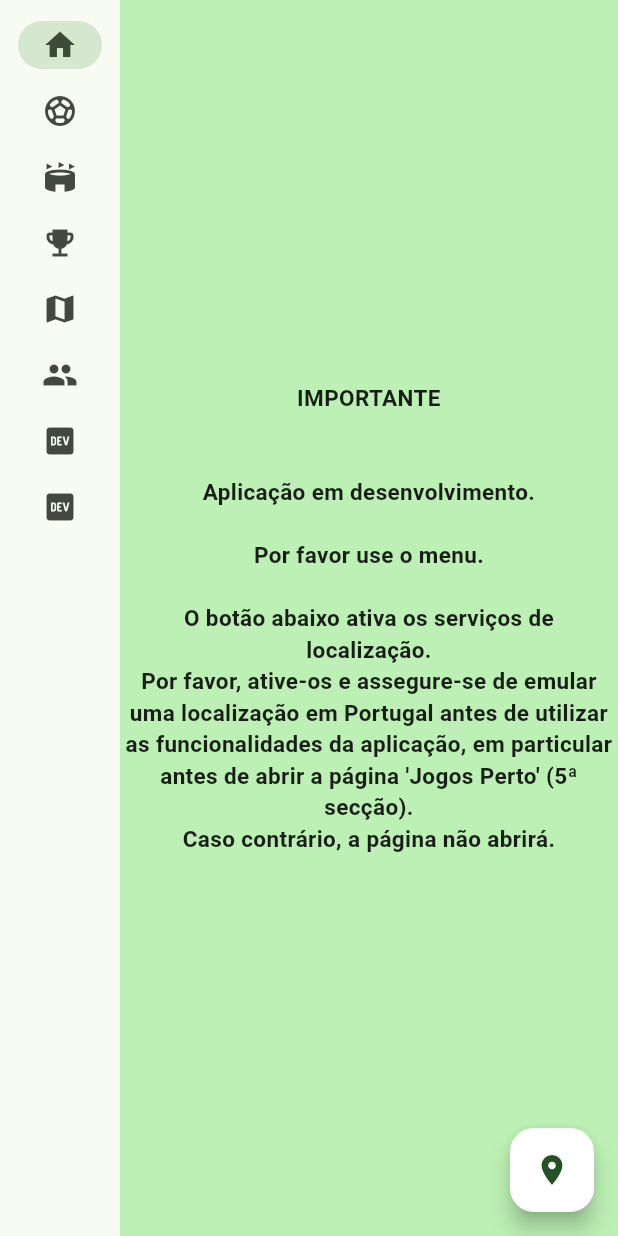
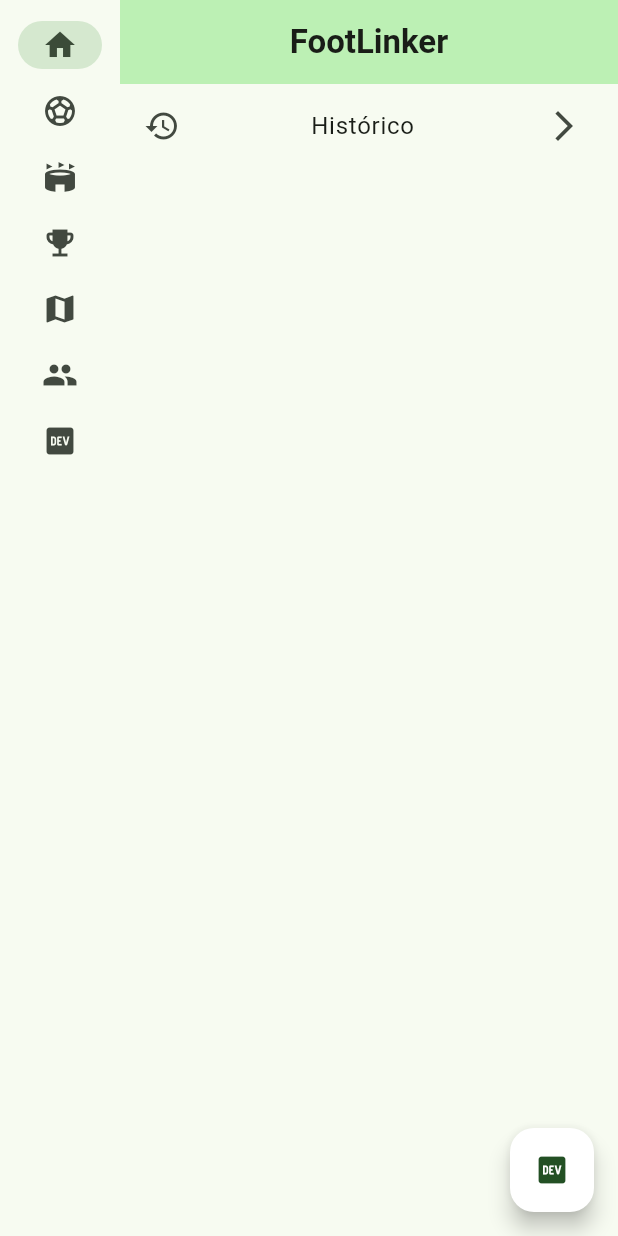
Before and after one commit to manelneto/FootLinker, a Flutter app: the screen it shows after launch, on a phone screen of 412 x 824 dp. Run offline on Flutter 3.47's test engine with Material 2 defaults, Android fonts, the phone set to English and light mode, and no system bars; our stand-ins replace cloud_firestore, firebase_core, geocoding, google_maps_flutter, location; accounts and stored records are empty.

Commit message:
some code refactoring and minor changes to ui design

```diff
--- a/app/lib/main.dart
+++ b/app/lib/main.dart
@@ -31,7 +31,7 @@ class MyApp extends StatelessWidget {
               if (snapshot.hasError) {
                 return const Text('Algo correu mal...');
               } else if (snapshot.hasData) {
-                return const MyHomePage(title: 'FootLinker');
+                return const MyHomePage();
               } else {
                 return const Center(
                   child: CircularProgressIndicator(),
--- a/app/lib/view/pages/friends_page.dart
+++ b/app/lib/view/pages/friends_page.dart
@@ -2,10 +2,12 @@ import 'package:app/controller/user_fetcher.dart';
 import 'package:app/view/widgets/user_list_tile.dart';
 import 'package:flutter/material.dart';
 
-import '../../model/user.dart';
+import 'package:app/model/user.dart';
 
 class FriendsPage extends StatefulWidget {
-  const FriendsPage({super.key});
+  const FriendsPage({
+    super.key,
+  });
 
   @override
   State<FriendsPage> createState() => _FriendsPageState();
--- a/app/lib/view/pages/home.dart
+++ b/app/lib/view/pages/home.dart
@@ -1,59 +1,25 @@
-import 'package:app/view/pages/matches_page.dart';
+import 'package:app/view/pages/nearby_matches_page.dart';
 import 'package:flutter/material.dart';
 import 'package:location/location.dart';
 
-import 'credits.dart';
-import 'friends_page.dart';
-import 'history_page.dart';
-import 'leagues_page.dart';
-import 'start_page.dart';
-import 'teams_page.dart';
-import 'venues_page.dart';
+import 'package:app/view/pages/credits_page.dart';
+import 'package:app/view/pages/friends_page.dart';
+import 'package:app/view/pages/history_page.dart';
+import 'package:app/view/pages/leagues_page.dart';
+import 'package:app/view/pages/start_page.dart';
+import 'package:app/view/pages/teams_page.dart';
+import 'package:app/view/pages/venues_page.dart';
 
 class MyHomePage extends StatefulWidget {
-  const MyHomePage({super.key, required this.title});
-
-  final String title;
+  const MyHomePage({
+    super.key,
+  });
 
   @override
   State<MyHomePage> createState() => _MyHomePageState();
 }
 
 class _MyHomePageState extends State<MyHomePage> {
-  late bool _serviceEnabled;
-  late PermissionStatus _permissionGranted;
-  late LocationData _userLocation;
-  bool locationSet = false;
-
-  Future<void> _getUserLocation() async {
-    Location location = Location();
-
-    _serviceEnabled = await location.serviceEnabled();
-    if (!_serviceEnabled) {
-      _serviceEnabled = await location.requestService();
-      if (!_serviceEnabled) {
-        return;
-      }
-    }
-
-    _permissionGranted = await location.hasPermission();
-    if (_permissionGranted == PermissionStatus.denied) {
-      _permissionGranted = await location.requestPermission();
-      if (_permissionGranted != PermissionStatus.granted) {
-        return;
-      }
-    }
-
-    final locationData = await location.getLocation();
-
-    setState(
-      () {
-        _userLocation = locationData;
-        locationSet = true;
-      },
-    );
-  }
-
   var selectedIndex = 0;
 
   @override
@@ -73,23 +39,16 @@ class _MyHomePageState extends State<MyHomePage> {
         page = const LeaguesPage();
         break;
       case 4:
-        if (locationSet) {
-          page = MatchesPage(locationData: _userLocation);
-        } else {
-          page = const StartPage();
-        }
+        page = const NearbyMatchesPage();
         break;
       case 5:
         page = const FriendsPage();
         break;
       case 6:
-        page = const Credits();
-        break;
-      case 7:
-        page = const HistoryPage();
+        page = const CreditsPage();
         break;
       default:
-        throw UnimplementedError('no widget for $selectedIndex');
+        throw UnimplementedError('Índice inválido: $selectedIndex');
     }
 
     return LayoutBuilder(
@@ -129,10 +88,6 @@ class _MyHomePageState extends State<MyHomePage> {
                       icon: Icon(Icons.logo_dev),
                       label: Text('Créditos'),
                     ),
-                    NavigationRailDestination(
-                      icon: Icon(Icons.logo_dev),
-                      label: Text('Histórico'),
-                    ),
                   ],
                   selectedIndex: selectedIndex,
                   onDestinationSelected: (value) {
@@ -151,10 +106,10 @@ class _MyHomePageState extends State<MyHomePage> {
             ],
           ),
           floatingActionButton: FloatingActionButton(
-            onPressed: _getUserLocation,
-            tooltip: 'Location',
+            onPressed: () {},
+            tooltip: 'DEV',
             backgroundColor: Colors.white,
-            child: const Icon(Icons.location_on),
+            child: const Icon(Icons.logo_dev),
           ),
         );
       },
--- a/app/lib/view/pages/start_page.dart
+++ b/app/lib/view/pages/start_page.dart
@@ -1,18 +1,48 @@
-import 'package:flutter/cupertino.dart';
+import 'package:app/view/pages/history_page.dart';
+import 'package:flutter/material.dart';
 
 class StartPage extends StatelessWidget {
-  const StartPage({super.key});
+  const StartPage({
+    super.key,
+  });
+
+  void _navigateToHistoryPage(BuildContext context) {
+    Navigator.of(context).push(
+      MaterialPageRoute(
+        builder: (context) => const HistoryPage(),
+      ),
+    );
+  }
 
   @override
   Widget build(BuildContext context) {
-    return const Center(
-      child: Text(
-        "IMPORTANTE\n\n\nAplicação em desenvolvimento.\n\nPor favor use o menu.\n\nO botão abaixo ativa os serviços de localização.\nPor favor, ative-os e assegure-se de emular uma localização em Portugal antes de utilizar as funcionalidades da aplicação, em particular antes de abrir a página 'Jogos Perto' (5ª secção).\nCaso contrário, a página não abrirá.",
-        textAlign: TextAlign.center,
-        style: TextStyle(
-          fontSize: 15,
-          fontWeight: FontWeight.bold,
+    return Scaffold(
+      appBar: AppBar(
+        title: const Text(
+          'FootLinker',
+          style: TextStyle(
+            fontWeight: FontWeight.bold,
+          ),
         ),
+        backgroundColor: Theme.of(context).colorScheme.primaryContainer,
+        centerTitle: true,
+      ),
+      body: ListView(
+        children: [
+          ListTile(
+            leading: const Icon(Icons.history),
+            title: const Center(
+              child: Text(
+                'Histórico',
+                textAlign: TextAlign.center,
+              ),
+            ),
+            trailing: const Icon(Icons.arrow_forward_ios),
+            onTap: () {
+              _navigateToHistoryPage(context);
+            },
+          )
+        ],
       ),
     );
   }
--- a/app/lib/view/pages/venue_page.dart
+++ b/app/lib/view/pages/venue_page.dart
@@ -2,7 +2,7 @@ import 'package:app/model/venue.dart';
 import 'package:app/view/widgets/map_widget.dart';
 import 'package:flutter/material.dart';
 
-import '../../controller/location_fetcher.dart';
+import 'package:app/controller/location_fetcher.dart';
 
 class VenuePage extends StatefulWidget {
   const VenuePage({
@@ -47,7 +47,7 @@ class _VenuePageState extends State<VenuePage> {
     } else {
       text = "${widget.venue.address}, ${widget.venue.city}";
     }
-    if (widget.venue.capacity != '') {
+    if (widget.venue.capacity != 0) {
       text += "\nCapacidade: ${widget.venue.capacity}";
     }
     return Scaffold(
```
Also changed, not shown: app/lib/view/pages/credits_page.dart (renamed from app/lib/view/pages/credits.dart, +5 -3 lines), app/lib/view/pages/history_page.dart (+40 -11 lines), app/lib/view/pages/league_page.dart (+9 -13 lines), app/lib/view/pages/leagues_page.dart (+11 -13 lines), app/lib/view/pages/matches_page.dart (deleted, +0 -77 lines), app/lib/view/pages/nearby_matches_page.dart (added, +128 -0 lines), app/lib/view/pages/teams_page.dart (+11 -13 lines), app/lib/view/pages/venues_page.dart (+10 -12 lines).
